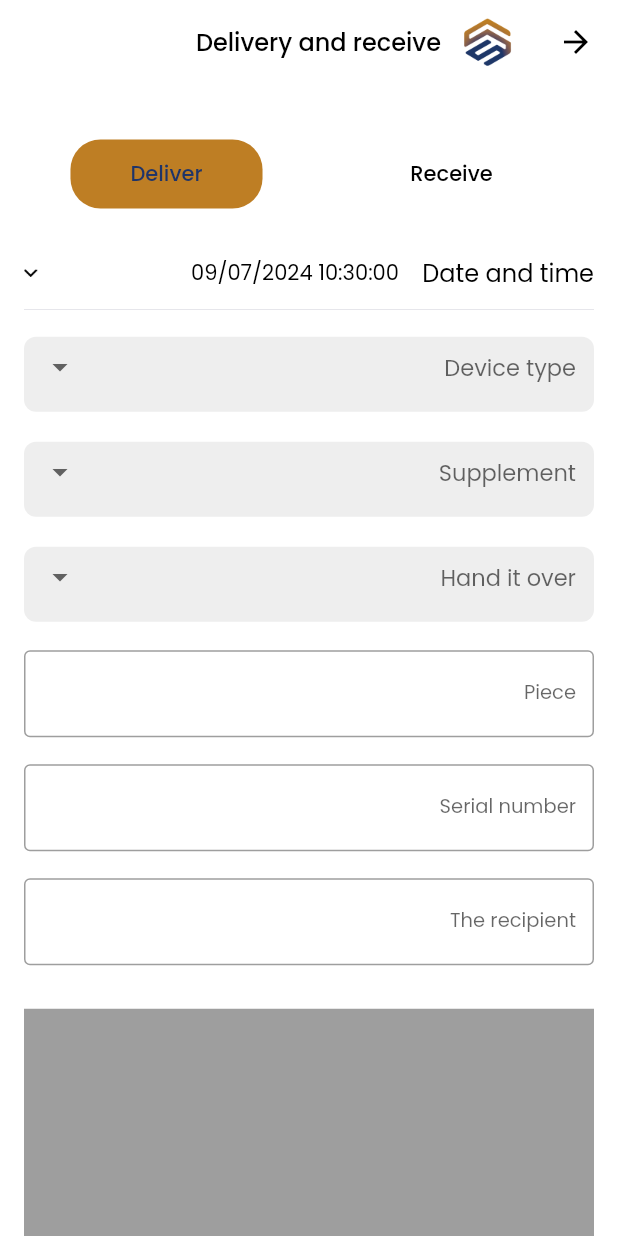
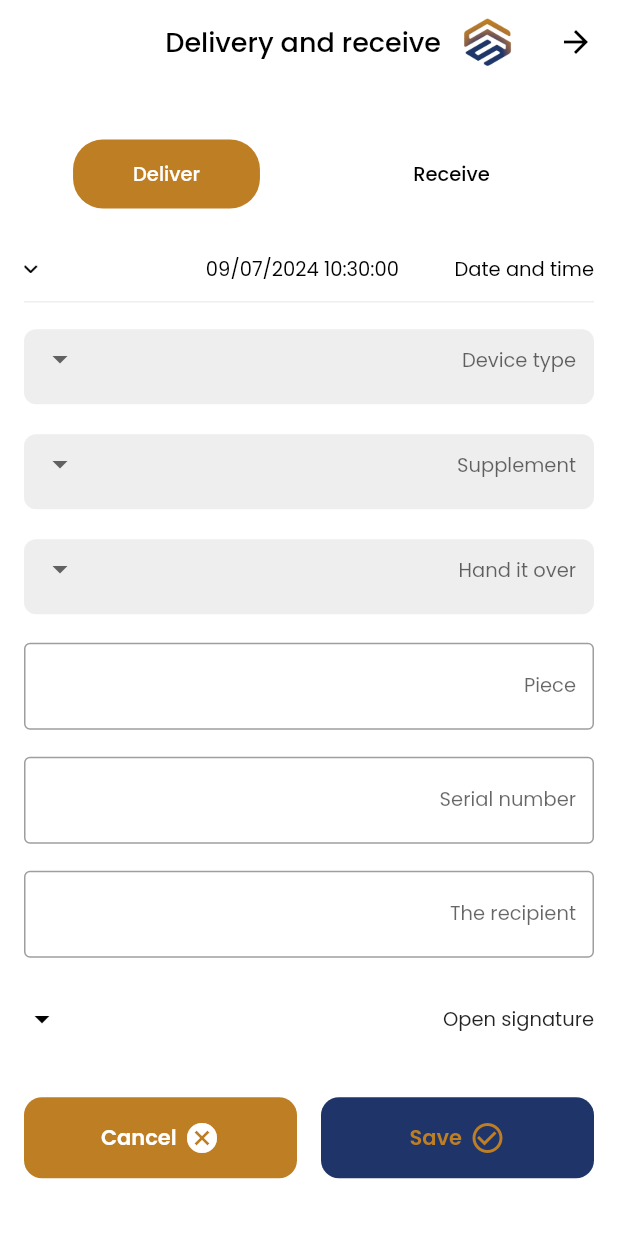
Before and after one commit to mohammad-lubbad-sajaya/test-repo, a Flutter app: the DeliveryFormScreen screen opened directly, tab 2 chosen, on a phone screen of 412 x 824 dp. Run offline on Flutter 3.47's test engine with Material 3 defaults, Android fonts, the light colour scheme and no system bars; drawn by our look-alikes of signature; our stand-ins replace badges, connectivity_plus, device_info_plus, dio, file_picker, flutter_image_compress and 17 more; missing offline and left inert: encrypt, flutter_pdfview, record, video_compress, video_thumbnail, wheel_slider; accounts and stored records are empty.

Commit message:
work on design notes

```diff
--- a/assets/locale/localization_ar.json
+++ b/assets/locale/localization_ar.json
@@ -198,7 +198,10 @@
     "alternate item":"القطع البديلة",
     "start date":"تاريخ البدء",
     "finish date":"تاريخ الإنتهاء",
-    "details":"تفاصيل"
+    "details":"تفاصيل",
+    "open sign":"فتح التوقيع",
+    "close sign":"إغلاق التوقيع"
+
 
 
 }
--- a/assets/locale/localization_en.json
+++ b/assets/locale/localization_en.json
@@ -198,7 +198,9 @@
   "alternate item":"Alternate item",
   "start date":"Start date",
   "finish date":"Finish date",
-  "details":"Details"
+  "details":"Details",
+  "open sign":"Open signature",
+  "close sign":"Close signature"
 
 
 }
--- a/lib/core/services/routing/router.dart
+++ b/lib/core/services/routing/router.dart
@@ -7,7 +7,7 @@ import '../../../features/crm/presentation/allTabs/home/home_screen.dart';
 import '../../../features/crm/presentation/allTabs/inquiry/filter_inquiry/filter_inquiry_screen.dart';
 import '../../../features/crm/presentation/allTabs/inquiry/inquiry_screen.dart';
 import '../../../features/crm/presentation/allTabs/settings/settings_screen.dart';
-import '../../../features/crm/presentation/maintenance/check_and_repair/check_and_repair_screen.dart';
+import '../../../features/maintenance/presentation/check_and_repair/check_and_repair_screen.dart';
 import '../../../features/crm/presentation/pre_app/pre_app_screen.dart';
 import '../../../features/crm/presentation/procedure_information/procedure_information_screen.dart';
 import '../../../features/crm/presentation/procedure_information/vouchers/vouchers_screen.dart';
--- a/lib/core/utils/app_widgets/app_title.dart
+++ b/lib/core/utils/app_widgets/app_title.dart
@@ -16,6 +16,7 @@ Widget appTitle({
         customTextApp(
           color:isDark?lineColor:Colors.black ,
           text: text,
+          size: 18,
           fontWeight: FontWeight.w500,
         ),
       ],
--- a/lib/core/utils/app_widgets/custom_row_app.dart
+++ b/lib/core/utils/app_widgets/custom_row_app.dart
@@ -10,6 +10,7 @@ Widget customRowApp({
   bool isBold = false,
   bool isDark = false,
   String? subText,
+  double fontSize=16,
   IconData? icon,
   String? image,
   double? imageWidth,
@@ -39,7 +40,7 @@ Widget customRowApp({
                     color: isDark ? backGroundColor : Colors.black,
                     text: text,
                     maxLine: null,
-                    size: 16,
+                    size: fontSize,
                     fontWeight: isBold ? FontWeight.bold : FontWeight.normal,
                   ),
                 ),
@@ -74,7 +75,7 @@ Widget customRowApp({
                             : Expanded(
                                 child: customTextApp(
                                   text: subText ?? "",
-                                  size: 14,
+                                  size: fontSize,
                                   maxLine: null,
                                   align: isEnglish()
                                       ? TextAlign.right
--- a/lib/core/utils/app_widgets/maintenance_dropdown.dart
+++ b/lib/core/utils/app_widgets/maintenance_dropdown.dart
@@ -12,11 +12,11 @@ maintenanceDropDown(String label, String? value, List<String> items,void Functio
         child: DropdownButtonFormField<String>(
           decoration: const InputDecoration.collapsed(hintText: ''),
           value: value,
-          hint: Text(label,style:const  TextStyle(fontSize: 15),),
+          hint: Text(label,style:const  TextStyle(fontSize: 13),),
           items: items.map((String item) {
             return DropdownMenuItem<String>(
               value: item,
-              child: Text(item,style:const  TextStyle(fontSize: 15)),
+              child: Text(item,style:const  TextStyle(fontSize: 13)),
             );
           }).toList(),
           onChanged:onChanged
--- a/lib/features/crm/presentation/allTabs/all_proc/widgets/all_procedures_widgets.dart
+++ b/lib/features/crm/presentation/allTabs/all_proc/widgets/all_procedures_widgets.dart
@@ -9,7 +9,7 @@ import '../../../../../../core/utils/app_widgets/list_view_container_builder.dar
 import '../../../../../../core/utils/app_widgets/no_data_view.dart';
 import '../../../../../../core/utils/app_widgets/slidable_app_card.dart';
 import '../../../../../../core/utils/common_widgets/no_connection_widget.dart';
-import '../../../maintenance/delivery_and_receive/delivery_and_receive._screen.dart';
+import '../../../../../maintenance/presentation/delivery_and_receive/delivery_and_receive._screen.dart';
 import '../../../procedure_information/procedure_information_view_model.dart';
 import '../../../tab_bar/tab_bar_screen.dart';
 import '../../home/home_screen.dart';
--- a/lib/features/crm/presentation/maintenance/delivery_and_receive/widgets/sing_widget.dart
+++ /dev/null
@@ -1,46 +0,0 @@
-import 'package:flutter/material.dart';
-import 'package:flutter_riverpod/flutter_riverpod.dart';
-import '../../../../../../core/services/extentions.dart';
-
-import 'package:signature/signature.dart';
-
-import '../../../../../../core/utils/common_widgets/custom_raised_button.dart';
-import '../../../../../../core/utils/theme/app_colors.dart';
-import '../view_models/delivery_and_receive_view_model.dart';
-
-class SignatureScreen extends StatefulWidget {
-  const SignatureScreen({super.key});
-
-  @override
-  _SignatureScreenState createState() => _SignatureScreenState();
-}
-
-class _SignatureScreenState extends State<SignatureScreen> {
-  @override
-  Widget build(BuildContext context) {
-    return Consumer(builder: (context, ref, child) {
-      final _viewModel = ref.watch(deliveryAndReceiveViewModel);
-      return Column(
-        children: [
-          Signature(
-            controller: _viewModel.signatureController,
-            height: 300,
-            backgroundColor: Colors.grey,
-          ),
-          const SizedBox(
-            height: 20,
-          ),
-          CustomRaisedButton(
-            onTap: () {
-              _viewModel.signatureController.clear();
-            },
-            child: Text(
-              "clear".localized(),
-              style: const TextStyle(color: secondaryColor),
-            ),
-          )
-        ],
-      );
-    });
-  }
-}
--- a/lib/features/crm/presentation/maintenance/delivery_and_receive/delivery_and_receive._screen.dart
+++ b/lib/features/maintenance/presentation/delivery_and_receive/delivery_and_receive._screen.dart
@@ -5,17 +5,17 @@ import 'package:intl/intl.dart' as intl;
 import 'package:sajaya_general_app/core/services/extentions.dart';
 
 
-import '../../../../../core/utils/app_widgets/custom_row_app.dart';
-import '../../../../../core/utils/app_widgets/custom_text_field.dart';
-import '../../../../../core/utils/app_widgets/maintenance_dropdown.dart';
-import '../../../../../core/utils/app_widgets/save_and_cancel_buttons.dart';
-import '../../../../../core/utils/constants/images.dart';
-import '../../../../../core/utils/theme/app_colors.dart';
-import '../../allTabs/settings/settings_view_model.dart';
-import '../../main_app_bar.dart';
-import '../../procedure_information/procedure_information_view_model.dart';
-import '../../procedure_place/procedure_place_view_model.dart';
-import '../../procedure_place/widgets/meeting_view.dart';
+import '../../../../core/utils/app_widgets/custom_row_app.dart';
+import '../../../../core/utils/app_widgets/custom_text_field.dart';
+import '../../../../core/utils/app_widgets/maintenance_dropdown.dart';
+import '../../../../core/utils/app_widgets/save_and_cancel_buttons.dart';
+import '../../../../core/utils/constants/images.dart';
+import '../../../../core/utils/theme/app_colors.dart';
+import '../../../crm/presentation/allTabs/settings/settings_view_model.dart';
+import '../../../crm/presentation/main_app_bar.dart';
+import '../../../crm/presentation/procedure_information/procedure_information_view_model.dart';
+import '../../../crm/presentation/procedure_place/procedure_place_view_model.dart';
+import '../../../crm/presentation/procedure_place/widgets/meeting_view.dart';
 
 import 'view_models/delivery_and_receive_view_model.dart';
 import 'widgets/sing_widget.dart';
@@ -107,7 +107,7 @@ class _DeliveryFormScreenState extends State<DeliveryFormScreen>
                       ],
                       if (_viewModel.tabIndex == 0) ...[
                         ..._getImageView(),
-                        customTextField('Notes :'.localized(), (p0) {},
+                        customTextField('Notes '.localized(), (p0) {},
                             maxLines: 3,
                             focusNode: _viewModel.notesFocusNode,
                             context: context,
@@ -157,8 +157,9 @@ class _DeliveryFormScreenState extends State<DeliveryFormScreen>
             child: Tab(
               child: Text("Receive".localized(),
                   style: TextStyle(
+                    fontSize: 13,
                       color: _viewModel.tabController.index == 0
-                          ? primaryColor
+                          ? Colors.white
                           : Colors.black)),
             ),
           ),
@@ -171,8 +172,9 @@ class _DeliveryFormScreenState extends State<DeliveryFormScreen>
               child: Text(
                 "Deliver".localized(),
                 style: TextStyle(
+                  fontSize: 13,
                     color: _viewModel.tabController.index == 1
-                        ? primaryColor
+                        ? Colors.white
                         : Colors.black),
               ),
             ),
@@ -202,6 +204,7 @@ class _DeliveryFormScreenState extends State<DeliveryFormScreen>
         viewModel.selectDateTime(context);
       },
       child: customRowApp(
+        fontSize: 13,
         isDark: isDark,
         text: "Date and time".localized(),
         subText:
--- /dev/null
+++ b/lib/features/maintenance/presentation/delivery_and_receive/widgets/sing_widget.dart
@@ -0,0 +1,109 @@
+import 'package:flutter/material.dart';
+import 'package:flutter_riverpod/flutter_riverpod.dart';
+import 'package:sajaya_general_app/core/services/extentions.dart';
+import 'package:sizer/sizer.dart';
+import 'package:signature/signature.dart';
+
+import '../../../../../core/utils/theme/app_colors.dart';
+import '../view_models/delivery_and_receive_view_model.dart';
+
+class SignatureScreen extends StatefulWidget {
+  const SignatureScreen({Key? key}) : super(key: key);
+
+  @override
+  _SignatureScreenState createState() => _SignatureScreenState();
+}
+
+class _SignatureScreenState extends State<SignatureScreen>
+    with SingleTickerProviderStateMixin {
+  late AnimationController _animationController;
+  bool isOpen = false;
+
+  @override
+  void initState() {
+    super.initState();
+    _animationController = AnimationController(
+      vsync: this,
+      duration: const Duration(milliseconds: 300), // Adjust duration as needed
+    );
+  }
+
+  @override
+  void dispose() {
+    _animationController.dispose();
+    super.dispose();
+  }
+
+  void toggleSwitch() {
+    setState(() {
+      isOpen = !isOpen;
+      if (isOpen) {
+        _animationController.forward(); // Play forward animation
+      } else {
+        _animationController.reverse(); // Play reverse animation
+      }
+    });
+  }
+
+  @override
+  Widget build(BuildContext context) {
+    return Consumer(builder: (context, ref, child) {
+      final _viewModel = ref.watch(deliveryAndReceiveViewModel);
+      return Column(
+        children: [
+          GestureDetector(
+            onTap: toggleSwitch,
+            child: Row(
+              mainAxisAlignment: MainAxisAlignment.spaceBetween,
+              children: [
+                Text(
+               isOpen?"close sign".localized():"open sign".localized(),
+                  style:const TextStyle(fontSize: 13)
+                ),
+                Icon(
+                  isOpen ? Icons.arrow_drop_up : Icons.arrow_drop_down,
+                  color: Colors.black,
+                ),
+              ],
+            ),
+          ),
+          if(isOpen)...[
+            const SizedBox(height: 6,)
+          ],
+          AnimatedContainer(
+            duration: const Duration(milliseconds: 300),
+            height: isOpen ? 300 : 0, // Adjust height as needed
+            curve: Curves.easeInOut,
+            child: isOpen
+                ? Stack(
+                    children: [
+                      Signature(
+                        controller: _viewModel.signatureController,
+                        height: 300,
+                        width: 80.w,
+                        backgroundColor: Colors.grey[400]!,
+                      ),
+                      Positioned(
+                        top: 10,
+                        right: -15,
+                        child: IconButton(
+                          icon: const Icon(
+                            Icons.delete,
+                            color: secondaryColor,
+                          ),
+                          onPressed: () =>
+                              _viewModel.signatureController.clear(),
+                        ),
+                      ),
+                    ],
+                  )
+                : null,
+          ),
+          const SizedBox(
+            height: 20,
+          ),
+        ],
+      );
+    });
+  }
+}
--- a/lib/main.dart
+++ b/lib/main.dart
@@ -2,6 +2,7 @@ import 'package:dio/dio.dart';
 import 'package:flutter/material.dart';
 import 'package:flutter_localizations/flutter_localizations.dart';
 import 'package:flutter_riverpod/flutter_riverpod.dart';
+import 'package:sizer/sizer.dart';
 
 import 'core/services/app_translations/app_translations.dart';
 import 'core/services/local_repo/local_repository.dart';
@@ -42,7 +43,8 @@ class _MyAppState extends State<MyApp> {
     return Consumer(
       builder: (context, ref, child) {
         ref.watch(settingsViewModelProvider).getTheme();
-        return MaterialApp(
+        return Sizer(
+          builder:(context, orientation, deviceType) =>  MaterialApp(
           title: 'Sajaya',
           debugShowCheckedModeBanner: false,
 
@@ -113,6 +115,7 @@ class _MyAppState extends State<MyApp> {
           navigatorKey: sl<NavigationService>().navigatorKey,
           initialRoute: preAppScreen,
           onGenerateRoute: router.Router.generateRoute,
+                ),
         );
       }
     );
--- a/pubspec.yaml
+++ b/pubspec.yaml
@@ -44,6 +44,8 @@ dependencies:
   signature: ^5.5.0
   flutter_pdfview: ^1.3.2
   pdf: ^3.11.0
+  sizer: ^2.0.15
+  share_plus: ^9.0.0
 
 dev_dependencies:
   flutter_test:
```
Also changed, not shown: lib/core/utils/app_widgets/app_card.dart (+16 -0 lines), lib/features/crm/presentation/maintenance/delivery_and_receive/widgets/pdf_view.dart (deleted, +0 -28 lines), lib/features/maintenance/presentation/check_and_repair/check_and_repair_screen.dart (renamed from lib/features/crm/presentation/maintenance/check_and_repair/check_and_repair_screen.dart, +14 -14 lines), lib/features/maintenance/presentation/delivery_and_receive/widgets/pdf_view.dart (added, +45 -0 lines), lib/features/maintenance/presentation/check_and_repair/view_model/check_repair_view_model.dart (renamed from lib/features/crm/presentation/maintenance/check_and_repair/view_model/check_repair_view_model.dart), lib/features/maintenance/presentation/delivery_and_receive/view_models/delivery_and_receive_view_model.dart (renamed from lib/features/crm/presentation/maintenance/delivery_and_receive/view_models/delivery_and_receive_view_model.dart), pubspec.lock, 5 other files. Lines whose indentation alone changed are shown as unchanged.
